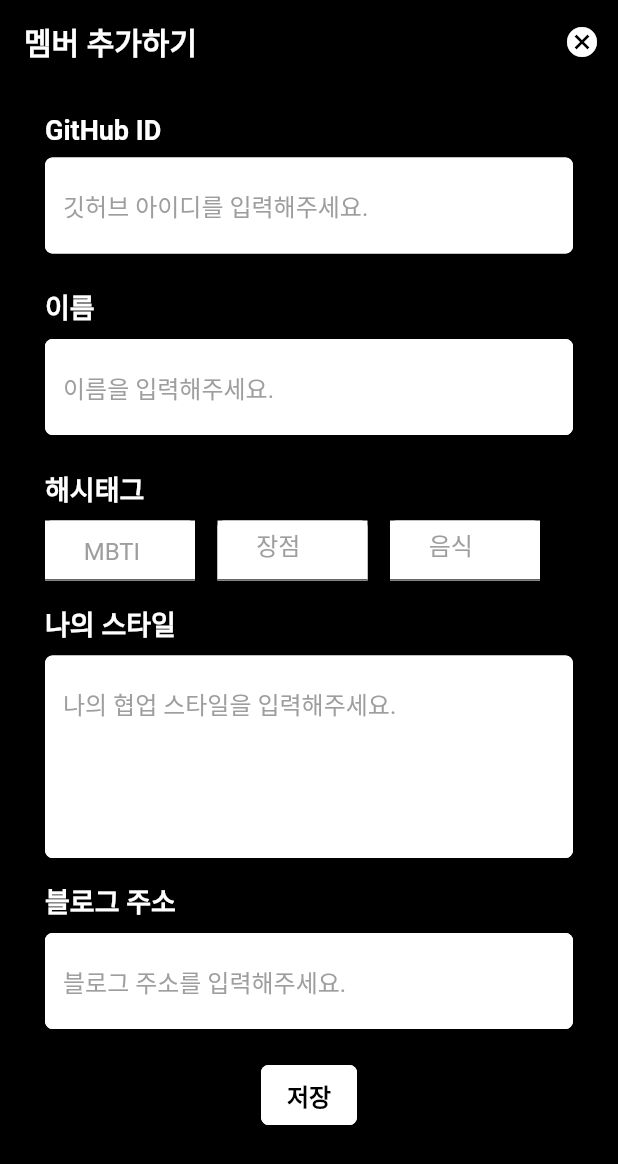
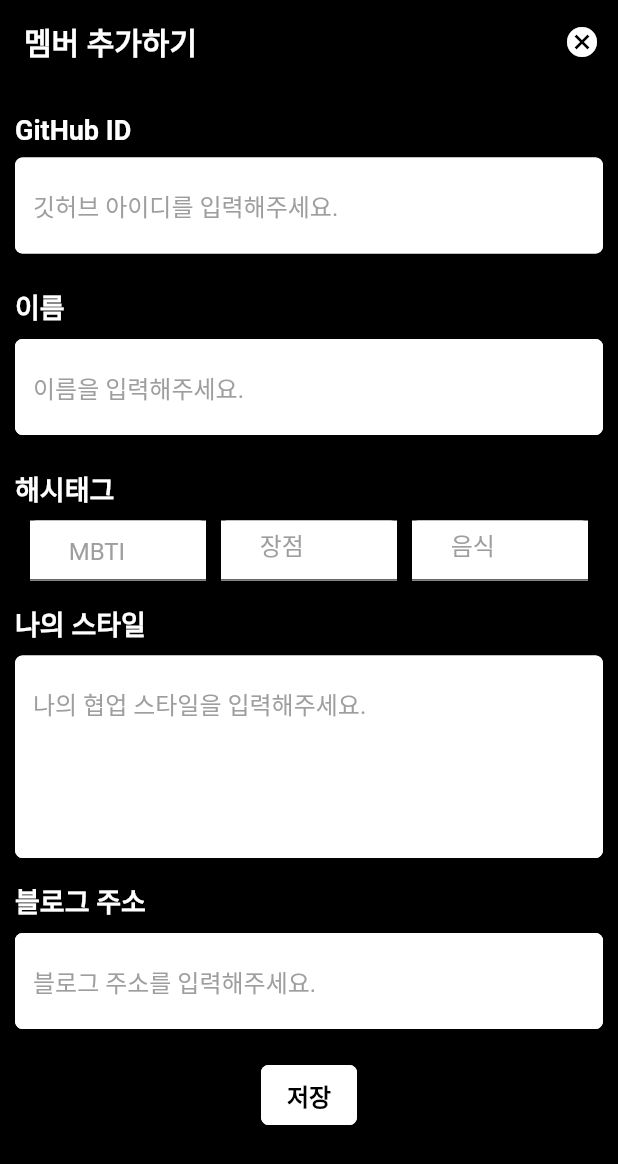
Before and after one commit to Haenaet/presenter-flutter, a Flutter app: the screen it shows after launch, on a phone screen of 412 x 824 dp. Shown: the top 1164 px of the screen. Run offline on Flutter 3.47's test engine with Material 2 defaults, Android fonts, the phone set to English and light mode, and no system bars.

```diff
--- a/lib/screens/member_create.dart
+++ b/lib/screens/member_create.dart
@@ -25,8 +25,9 @@ class MemberCreate extends StatelessWidget {
         ],
       ),
       body: SingleChildScrollView(
+        physics: ClampingScrollPhysics(),
         child: Padding(
-          padding: EdgeInsets.fromLTRB(30, 20, 30, 20),
+          padding: EdgeInsets.fromLTRB(10, 20, 10, 20),
           child: Column(
             crossAxisAlignment: CrossAxisAlignment.start,
             children: [
@@ -62,6 +63,7 @@ class MemberCreate extends StatelessWidget {
                     borderSide: BorderSide(width: 3, color: Colors.pink),
                   ),
                 ),
+                keyboardType: TextInputType.emailAddress,
               ),
               Text(
                 "이름",
@@ -95,6 +97,7 @@ class MemberCreate extends StatelessWidget {
                     borderSide: BorderSide(width: 3, color: Colors.pink),
                   ),
                 ),
+                keyboardType: TextInputType.name,
               ),
               Text(
                 "해시태그",
@@ -108,10 +111,11 @@ class MemberCreate extends StatelessWidget {
                 height: 8,
               ),
               Row(
+                mainAxisAlignment: MainAxisAlignment.center,
                 children: [
                   Container(
                     color: Colors.white,
-                    width: 100,
+                    width: MediaQuery.of(context).size.width / 3 - 20,
                     height: 40,
                     child: TextField(
                       cursorColor: Colors.black,
@@ -134,11 +138,11 @@ class MemberCreate extends StatelessWidget {
                     ),
                   ),
                   SizedBox(
-                    width: 15,
+                    width: 10,
                   ),
                   Container(
                     color: Colors.white,
-                    width: 100,
+                    width: MediaQuery.of(context).size.width / 3 - 20,
                     height: 40,
                     child: TextField(
                       cursorColor: Colors.black,
@@ -161,11 +165,11 @@ class MemberCreate extends StatelessWidget {
                     ),
                   ),
                   SizedBox(
-                    width: 15,
+                    width: 10,
                   ),
                   Container(
                     color: Colors.white,
-                    width: 100,
+                    width: MediaQuery.of(context).size.width / 3 - 20,
                     height: 40,
                     child: TextField(
                       cursorColor: Colors.black,
@@ -224,6 +228,7 @@ class MemberCreate extends StatelessWidget {
                     borderSide: BorderSide(width: 3, color: Colors.pink),
                   ),
                 ),
+                keyboardType: TextInputType.text,
               ),
               SizedBox(
                 height: 15,
@@ -259,6 +264,7 @@ class MemberCreate extends StatelessWidget {
                     borderSide: BorderSide(width: 3, color: Colors.pink),
                   ),
                 ),
+                keyboardType: TextInputType.text,
               ),
               SizedBox(
                 height: 20,
```
